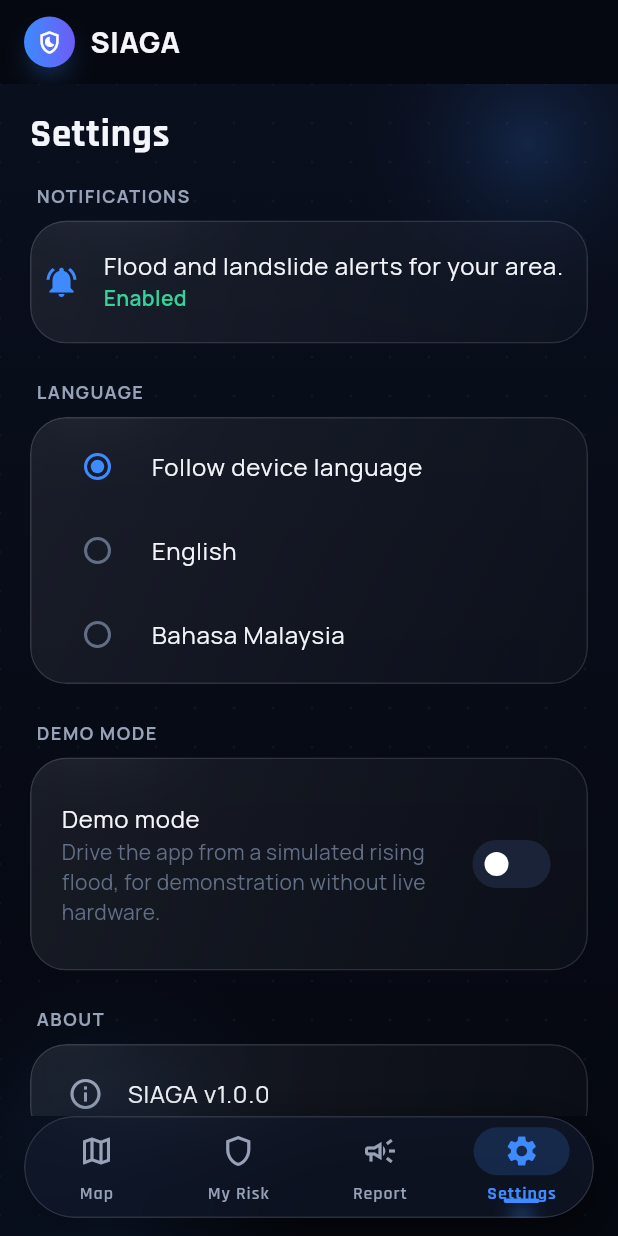
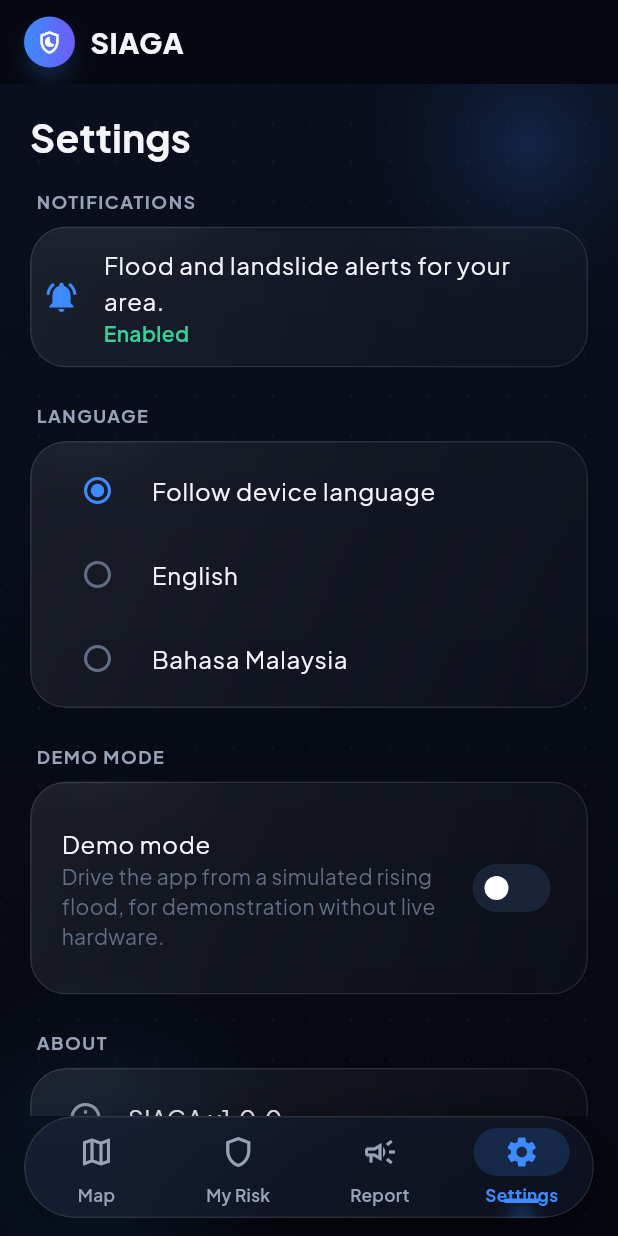
Before and after one commit to kelvin0812/siaga, a Flutter app: the screen it shows after launch, item 4 of the bottom bar chosen, on a phone screen of 412 x 824 dp. Run offline on Flutter 3.47's test engine with Material 3 defaults, Android fonts, the phone set to English and light mode, and no system bars; our stand-ins replace firebase_core, firebase_messaging, fl_chart, flutter_map, geolocator, google_fonts and 2 more; missing offline and left inert: h3_flutter; accounts and stored records are empty; network calls fail.

Commit message:
style(app): standardise typography and gradients
Font consolidation: replace the three-typeface mix (Manrope body,
Rajdhani headings, JetBrains Mono numbers) with exactly two — Plus
Jakarta Sans for everything except telemetry, JetBrains Mono strictly
for sensor readings/timestamps. Fixes a real inconsistency: micro-metric
card captions (unit descriptors, node names like "Bukit Larut Slope
Node") were being set in monospace even though they aren't telemetry,
and the gauge's state label ("WARNING") was mono when it's a category
label, not a reading.

Card polish: bump micro-metric card padding, enlarge/embolden the
value text, soften the global hairline border to white@10%.

Gradient pass: extend the existing accent/state-colour gradient
language (already used on buttons and borders) to more surfaces —
GlassCard's glass wash now tints toward its own glow colour instead of
staying neutral, micro-metric cards each get a whisper of their own
accent colour, the gauge face gets a soft radial "lit instrument"
wash, and the nav dock gets a two-tone gradient fill instead of flat
colour. Kept subtle (10-12% alpha) so it reads as one coherent system
rather than decoration bolted on.

```diff
--- a/app/lib/core/theme.dart
+++ b/app/lib/core/theme.dart
@@ -12,7 +12,7 @@ class AppColors {
   static const bgBottom = Color(0xFF050810);
   static const surface = Color(0xFF121A2E);
   static const surfaceRaised = Color(0xFF1A2338);
-  static const hairline = Color(0x1FFFFFFF); // white @ 12%
+  static const hairline = Color(0x1AFFFFFF); // white @ 10% — soft "frosted glass" edge, not a hard line
   static const textPrimary = Color(0xFFF3F5FA);
   static const textSecondary = Color(0xFF97A2B8);
   static const textMuted = Color(0xFF616E85);
@@ -43,14 +43,21 @@ class AppRadius {
   static const pill = 999.0;
 }
 
-/// Command-center typography: a condensed technical sans for headings and
-/// labels (Rajdhani — reads like radar/telemetry UI chrome), and a
-/// monospace face for anything that's actually a number — risk levels,
-/// readings, timestamps — so those values look measured rather than
-/// decorative. Kept as explicit helpers rather than folded into the global
-/// textTheme so existing Theme.of(context).textTheme.* call sites (body
-/// copy, hazard messages) aren't silently pulled into a condensed display
-/// face where they'd hurt readability.
+/// Command-center typography: exactly two families, each with one job.
+///
+/// Plus Jakarta Sans is the ONLY sans in the app — every header, label,
+/// button, hazard message and settings row uses it (via the global
+/// textTheme below, or AppFonts.heading() for display-weight text). It
+/// replaces an earlier mix of Manrope (body) and Rajdhani (headings),
+/// which was two typefaces doing the same job and reading as inconsistent
+/// rather than deliberate.
+///
+/// JetBrains Mono is reserved *strictly* for live telemetry: sensor
+/// readings, coordinates, and timestamps — the numbers a district officer
+/// would actually verify against the raw feed. It must never be used for
+/// a proper noun, a category label, or prose (a node's name or a unit
+/// caption like "tips since last tx" is not telemetry, and setting it in
+/// monospace reads as a mistake, not a style choice).
 class AppFonts {
   AppFonts._();
 
@@ -58,14 +65,14 @@ class AppFonts {
     double fontSize = 20,
     FontWeight fontWeight = FontWeight.w700,
     Color color = AppColors.textPrimary,
-    double letterSpacing = 0.4,
+    double letterSpacing = 0.1,
   }) =>
-      GoogleFonts.rajdhani(
+      GoogleFonts.plusJakartaSans(
         fontSize: fontSize,
         fontWeight: fontWeight,
         color: color,
         letterSpacing: letterSpacing,
-        height: 1.0,
+        height: 1.15,
       );
 
   static TextStyle mono({
@@ -108,7 +115,7 @@ class SiagaTheme {
       ),
     );
 
-    final textTheme = GoogleFonts.manropeTextTheme(base.textTheme).apply(
+    final textTheme = GoogleFonts.plusJakartaSansTextTheme(base.textTheme).apply(
       bodyColor: AppColors.textPrimary,
       displayColor: AppColors.textPrimary,
     );
@@ -137,10 +144,10 @@ class SiagaTheme {
         indicatorColor: AppColors.accent.withValues(alpha: 0.18),
         labelTextStyle: WidgetStateProperty.resolveWith((states) {
           final selected = states.contains(WidgetState.selected);
-          return GoogleFonts.rajdhani(
-            fontSize: 12,
+          return GoogleFonts.plusJakartaSans(
+            fontSize: 11.5,
             fontWeight: selected ? FontWeight.w700 : FontWeight.w600,
-            letterSpacing: 0.6,
+            letterSpacing: 0.2,
             color: selected ? AppColors.accent : AppColors.textSecondary,
           );
         }),
@@ -174,7 +181,7 @@ class SiagaTheme {
           foregroundColor: Colors.white,
           minimumSize: const Size.fromHeight(54),
           shape: RoundedRectangleBorder(borderRadius: BorderRadius.circular(AppRadius.md)),
-          textStyle: GoogleFonts.manrope(fontWeight: FontWeight.w700, fontSize: 16),
+          textStyle: GoogleFonts.plusJakartaSans(fontWeight: FontWeight.w700, fontSize: 16),
         ),
       ),
       switchTheme: SwitchThemeData(
--- a/app/lib/main.dart
+++ b/app/lib/main.dart
@@ -241,7 +241,14 @@ class _FloatingNavBar extends StatelessWidget {
             filter: ImageFilter.blur(sigmaX: 26, sigmaY: 26),
             child: Container(
               decoration: BoxDecoration(
-                color: AppColors.surface.withValues(alpha: 0.62),
+                gradient: LinearGradient(
+                  begin: Alignment.topLeft,
+                  end: Alignment.bottomRight,
+                  colors: [
+                    AppColors.surfaceRaised.withValues(alpha: 0.70),
+                    AppColors.surface.withValues(alpha: 0.55),
+                  ],
+                ),
                 borderRadius: BorderRadius.circular(AppRadius.pill),
                 border: Border.all(color: AppColors.hairline),
               ),
--- a/app/lib/widgets/glass_card.dart
+++ b/app/lib/widgets/glass_card.dart
@@ -16,6 +16,8 @@ class GlassCard extends StatelessWidget {
   final double radius;
   final Color? glowColor;
   final List<Color>? borderGradient;
+  final double glowAlpha;
+  final double glowBlur;
 
   const GlassCard({
     super.key,
@@ -24,10 +26,20 @@ class GlassCard extends StatelessWidget {
     this.radius = AppRadius.lg,
     this.glowColor,
     this.borderGradient,
+    this.glowAlpha = 0.22,
+    this.glowBlur = 32,
   });
 
   @override
   Widget build(BuildContext context) {
+    // The glass wash itself picks up a whisper of the card's own glow
+    // colour in its top-left corner (falling back to plain white when
+    // there isn't one) rather than staying neutral grey — this is what
+    // ties "this card glows red" through to "this card's glass is warm"
+    // instead of the glow being a shadow bolted on top of an unrelated
+    // panel. Kept under 10% alpha so it reads as tinted glass, not a
+    // colour fill.
+    final washTint = glowColor ?? Colors.white;
     final glass = ClipRRect(
       borderRadius: BorderRadius.circular(borderGradient == null ? radius : radius - 1),
       child: BackdropFilter(
@@ -41,7 +53,7 @@ class GlassCard extends StatelessWidget {
               begin: Alignment.topLeft,
               end: Alignment.bottomRight,
               colors: [
-                Colors.white.withValues(alpha: 0.07),
+                washTint.withValues(alpha: glowColor != null ? 0.09 : 0.07),
                 Colors.white.withValues(alpha: 0.02),
               ],
             ),
@@ -58,7 +70,7 @@ class GlassCard extends StatelessWidget {
         gradient: borderGradient == null
             ? null
             : LinearGradient(begin: Alignment.topLeft, end: Alignment.bottomRight, colors: borderGradient!),
-        boxShadow: glowColor != null ? appGlow(glowColor!, alpha: 0.22, blur: 32) : null,
+        boxShadow: glowColor != null ? appGlow(glowColor!, alpha: glowAlpha, blur: glowBlur) : null,
       ),
       child: glass,
     );
```
Also changed, not shown: app/lib/widgets/micro_metric_card.dart (+26 -10 lines), app/lib/widgets/risk_gauge.dart (+16 -1 lines).
